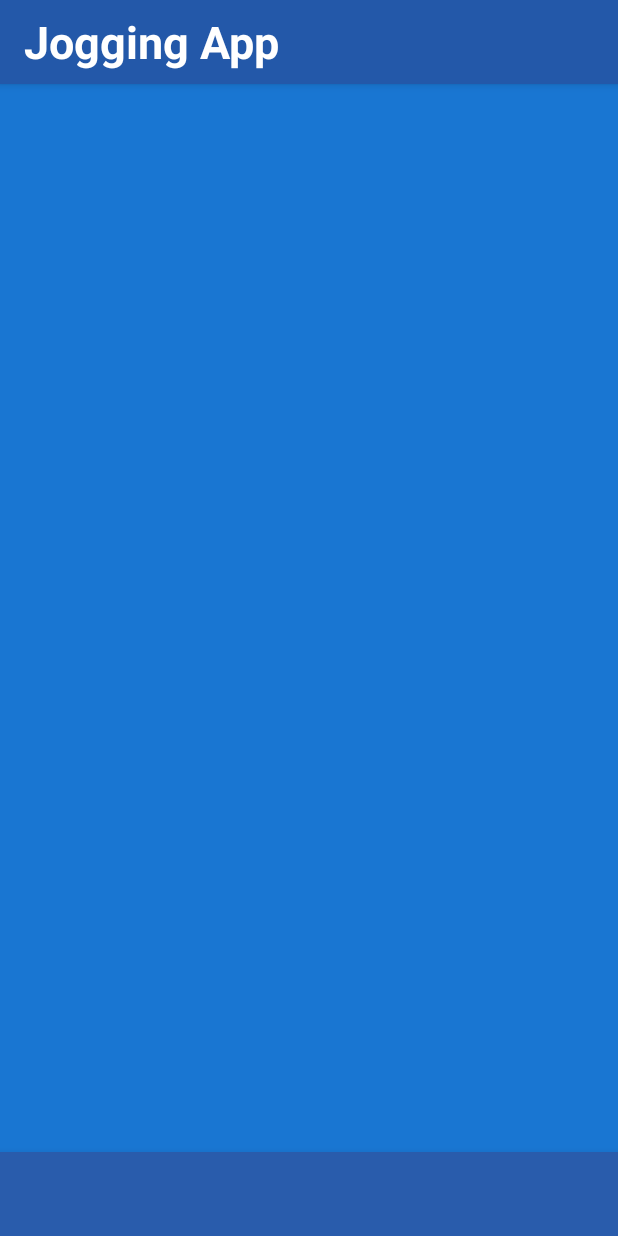
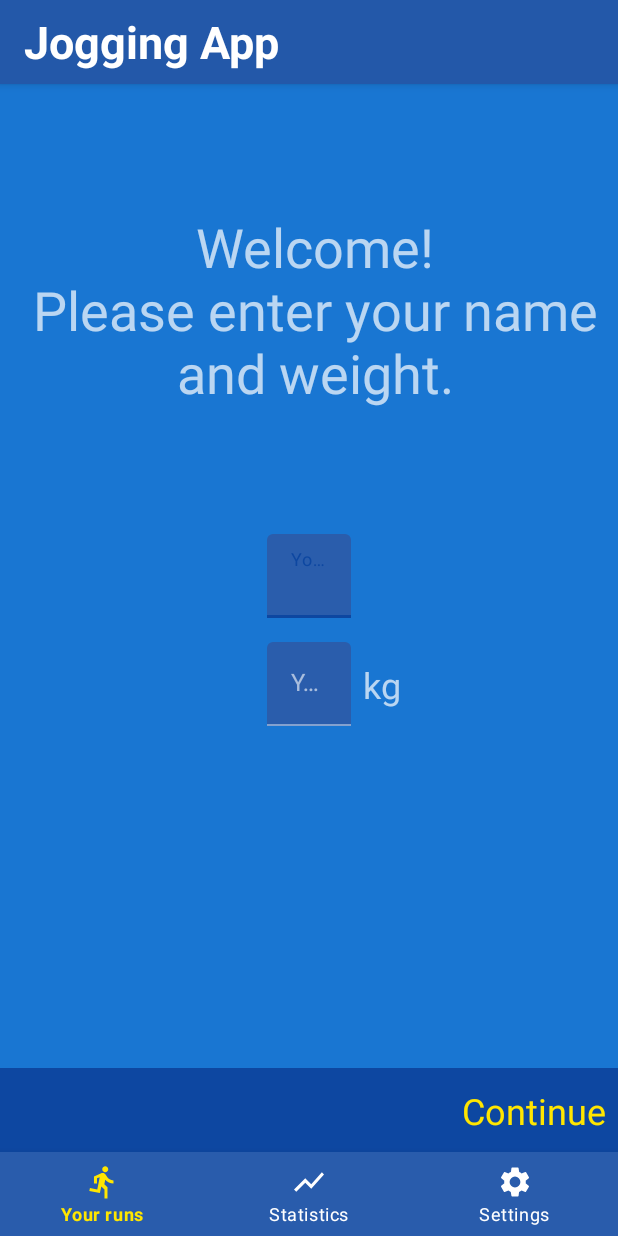
Before and after one commit to ivVane/JoggingApp, an Android app: the screen it shows after launch (MainActivity), on a phone screen of 412 x 824 dp. Run offline under Robolectric (Android 15) with nearby library versions, the phone set to English and light mode, and no system bars; our stand-ins replace Dagger/Hilt's generated code, Timber, navigation-ui; 2 statements that could not run were skipped.

Commit message:
Setup navigation for the App.

```diff
--- a/app/src/main/java/com/joggingapp/ui/MainActivity.kt
+++ b/app/src/main/java/com/joggingapp/ui/MainActivity.kt
@@ -3,19 +3,32 @@ package com.joggingapp.ui
 import androidx.appcompat.app.AppCompatActivity
 import android.os.Bundle
 import android.util.Log
+import android.view.View
+import androidx.navigation.fragment.findNavController
+import androidx.navigation.ui.setupWithNavController
 import com.joggingapp.R
 import com.joggingapp.db.RunDAO
 import dagger.hilt.android.AndroidEntryPoint
+import kotlinx.android.synthetic.main.activity_main.*
 import javax.inject.Inject
 
 @AndroidEntryPoint
 class MainActivity : AppCompatActivity() {
 
-    @Inject
-    lateinit var runDAO: RunDAO
-
     override fun onCreate(savedInstanceState: Bundle?) {
         super.onCreate(savedInstanceState)
         setContentView(R.layout.activity_main)
+
+        setSupportActionBar(toolbar)
+        bottomNavigationView.setupWithNavController(nav_host_fragment.findNavController())
+
+        nav_host_fragment.findNavController()
+            .addOnDestinationChangedListener { _, destination, _ ->
+                when(destination.id) {
+                    R.id.settingsFragment, R.id.runFragment, R.id.statisticsFragment ->
+                        bottomNavigationView.visibility = View.VISIBLE
+                    else -> bottomNavigationView.visibility = View.GONE
+                }
+            }
     }
 }
--- a/app/src/main/java/com/joggingapp/ui/fragments/RunFragment.kt
+++ b/app/src/main/java/com/joggingapp/ui/fragments/RunFragment.kt
@@ -1,13 +1,25 @@
 package com.joggingapp.ui.fragments
 
+import android.os.Bundle
+import android.view.View
 import androidx.fragment.app.Fragment
 import androidx.fragment.app.viewModels
+import androidx.navigation.fragment.findNavController
 import com.joggingapp.R
 import com.joggingapp.ui.viewmodels.MainViewModel
 import dagger.hilt.android.AndroidEntryPoint
+import kotlinx.android.synthetic.main.fragment_run.*
 
 @AndroidEntryPoint
 class RunFragment : Fragment(R.layout.fragment_run) {
 
     private val viewModel: MainViewModel by viewModels()
+
+    override fun onViewCreated(view: View, savedInstanceState: Bundle?) {
+        super.onViewCreated(view, savedInstanceState)
+
+        fab.setOnClickListener {
+            findNavController().navigate(R.id.action_runFragment_to_trackingFragment)
+        }
+    }
 }
--- a/app/src/main/java/com/joggingapp/ui/fragments/SetupFragment.kt
+++ b/app/src/main/java/com/joggingapp/ui/fragments/SetupFragment.kt
@@ -1,7 +1,20 @@
 package com.joggingapp.ui.fragments
 
+import android.os.Bundle
+import android.view.View
 import androidx.fragment.app.Fragment
+import androidx.navigation.fragment.findNavController
 import com.joggingapp.R
+import kotlinx.android.synthetic.main.fragment_setup.*
 
 class SetupFragment : Fragment(R.layout.fragment_setup) {
+
+    override fun onViewCreated(view: View, savedInstanceState: Bundle?) {
+        super.onViewCreated(view, savedInstanceState)
+
+        text_view_continue.setOnClickListener {
+            findNavController().navigate(R.id.action_setupFragment_to_runFragment)
+        }
+    }
+
 }
--- a/app/src/main/res/layout/activity_main.xml
+++ b/app/src/main/res/layout/activity_main.xml
@@ -52,6 +52,14 @@
         app:layout_constraintTop_toBottomOf="@id/app_bar_layout"
         app:layout_constraintVertical_bias="1.0">
 
+        <fragment
+            android:id="@+id/nav_host_fragment"
+            android:name="androidx.navigation.fragment.NavHostFragment"
+            android:layout_width="match_parent"
+            android:layout_height="match_parent"
+            app:defaultNavHost="true"
+            app:navGraph="@navigation/nav_graph" />
+
     </FrameLayout>
 
     <com.google.android.material.bottomnavigation.BottomNavigationView
@@ -63,6 +71,7 @@
         app:layout_constraintBottom_toBottomOf="parent"
         app:layout_constraintEnd_toEndOf="parent"
         app:layout_constraintHorizontal_bias="0.5"
-        app:layout_constraintStart_toStartOf="parent" />
+        app:layout_constraintStart_toStartOf="parent"
+        app:menu="@menu/bottom_nav_menu" />
 
 </androidx.constraintlayout.widget.ConstraintLayout>
--- /dev/null
+++ b/app/src/main/res/menu/bottom_nav_menu.xml
@@ -0,0 +1,18 @@
+<?xml version="1.0" encoding="utf-8"?>
+<menu xmlns:android="http://schemas.android.com/apk/res/android">
+
+    <item
+        android:id="@+id/runFragment"
+        android:icon="@drawable/ic_run"
+        android:title="Your runs" />
+
+    <item
+        android:id="@+id/statisticsFragment"
+        android:icon="@drawable/ic_graph"
+        android:title="Statistics" />
+
+    <item
+        android:id="@+id/settingsFragment"
+        android:icon="@drawable/ic_settings"
+        android:title="Settings" />
+</menu>
--- /dev/null
+++ b/app/src/main/res/navigation/nav_graph.xml
@@ -0,0 +1,38 @@
+<?xml version="1.0" encoding="utf-8"?>
+<navigation xmlns:android="http://schemas.android.com/apk/res/android"
+    xmlns:app="http://schemas.android.com/apk/res-auto" android:id="@+id/nav_graph"
+    app:startDestination="@id/setupFragment">
+
+    <fragment
+        android:id="@+id/runFragment"
+        android:name="com.joggingapp.ui.fragments.RunFragment"
+        android:label="RunFragment" >
+        <action
+            android:id="@+id/action_runFragment_to_trackingFragment"
+            app:destination="@id/trackingFragment" />
+    </fragment>
+    <fragment
+        android:id="@+id/setupFragment"
+        android:name="com.joggingapp.ui.fragments.SetupFragment"
+        android:label="SetupFragment" >
+        <action
+            android:id="@+id/action_setupFragment_to_runFragment"
+            app:destination="@id/runFragment" />
+    </fragment>
+    <fragment
+        android:id="@+id/settingsFragment"
+        android:name="com.joggingapp.ui.fragments.SettingsFragment"
+        android:label="SettingsFragment" />
+    <fragment
+        android:id="@+id/trackingFragment"
+        android:name="com.joggingapp.ui.fragments.TrackingFragment"
+        android:label="TrackingFragment" >
+        <action
+            android:id="@+id/action_trackingFragment_to_runFragment"
+            app:destination="@id/runFragment" />
+    </fragment>
+    <fragment
+        android:id="@+id/statisticsFragment"
+        android:name="com.joggingapp.ui.fragments.StatisticsFragment"
+        android:label="StatisticsFragment" />
+</navigation>
```
